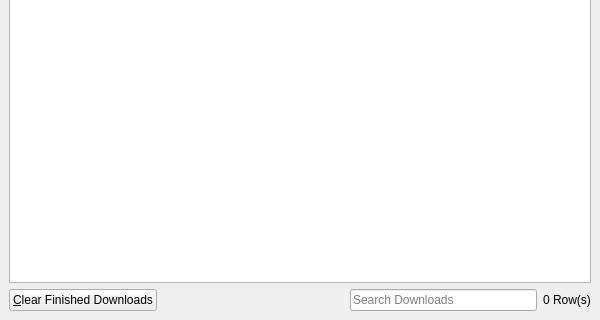
textbrowser/dooble, file 2.x/UI/dooble_downloads.ui: the form before one commit; both pictures show x 0 to 600 and y 280 to 600 of the 600 by 600 pixel window.
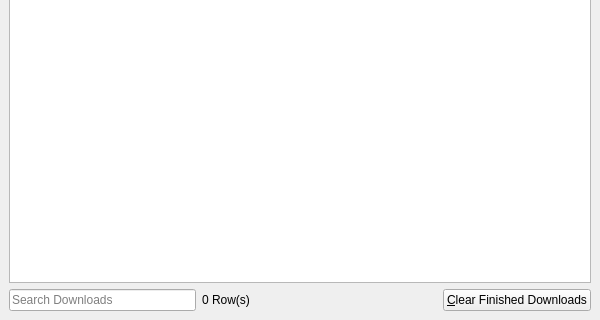
The form after the commit. Icons and pictures are not drawn. Custom widgets are drawn as their Qt base class.

The edit to the form file:
```diff
--- a/2.x/UI/dooble_downloads.ui
+++ b/2.x/UI/dooble_downloads.ui
@@ -89,9 +89,19 @@
     <item>
      <layout class="QHBoxLayout" name="horizontalLayout">
       <item>
-       <widget class="QPushButton" name="clear_finished_downloads">
+       <widget class="dooble_search_widget" name="search">
+        <property name="placeholderText">
+         <string>Search Downloads</string>
+        </property>
+        <property name="clearButtonEnabled">
+         <bool>true</bool>
+        </property>
+       </widget>
+      </item>
+      <item>
+       <widget class="QLabel" name="entries">
         <property name="text">
-         <string>&amp;Clear Finished Downloads</string>
+         <string>0 Row(s)</string>
         </property>
        </widget>
       </item>
@@ -109,19 +119,9 @@
        </spacer>
       </item>
       <item>
-       <widget class="dooble_search_widget" name="search">
-        <property name="placeholderText">
-         <string>Search Downloads</string>
-        </property>
-        <property name="clearButtonEnabled">
-         <bool>true</bool>
-        </property>
-       </widget>
-      </item>
-      <item>
-       <widget class="QLabel" name="entries">
+       <widget class="QPushButton" name="clear_finished_downloads">
         <property name="text">
-         <string>0 Row(s)</string>
+         <string>&amp;Clear Finished Downloads</string>
         </property>
        </widget>
       </item>
```
Left out of the diff: 2 changed lines with no effect on the pictures.
